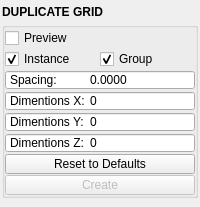
This is mayatk/edit_utils/duplicate_grid.ui in m3trik/mayatk as Qt 5 draws it before an edit. The edited form follows.
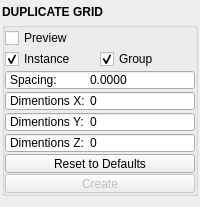
This is the edited form. Custom widgets are drawn as their Qt base class.

```diff
--- a/mayatk/edit_utils/duplicate_grid.ui
+++ b/mayatk/edit_utils/duplicate_grid.ui
@@ -143,13 +143,13 @@
              <property name="minimumSize">
               <size>
                <width>0</width>
-               <height>20</height>
+               <height>19</height>
               </size>
              </property>
              <property name="maximumSize">
               <size>
                <width>16777215</width>
-               <height>20</height>
+               <height>19</height>
               </size>
              </property>
              <property name="toolTip">
@@ -390,13 +390,13 @@
            <property name="minimumSize">
             <size>
              <width>0</width>
-             <height>20</height>
+             <height>19</height>
             </size>
            </property>
            <property name="maximumSize">
             <size>
              <width>16777215</width>
-             <height>20</height>
+             <height>19</height>
             </size>
            </property>
            <property name="text">
```
